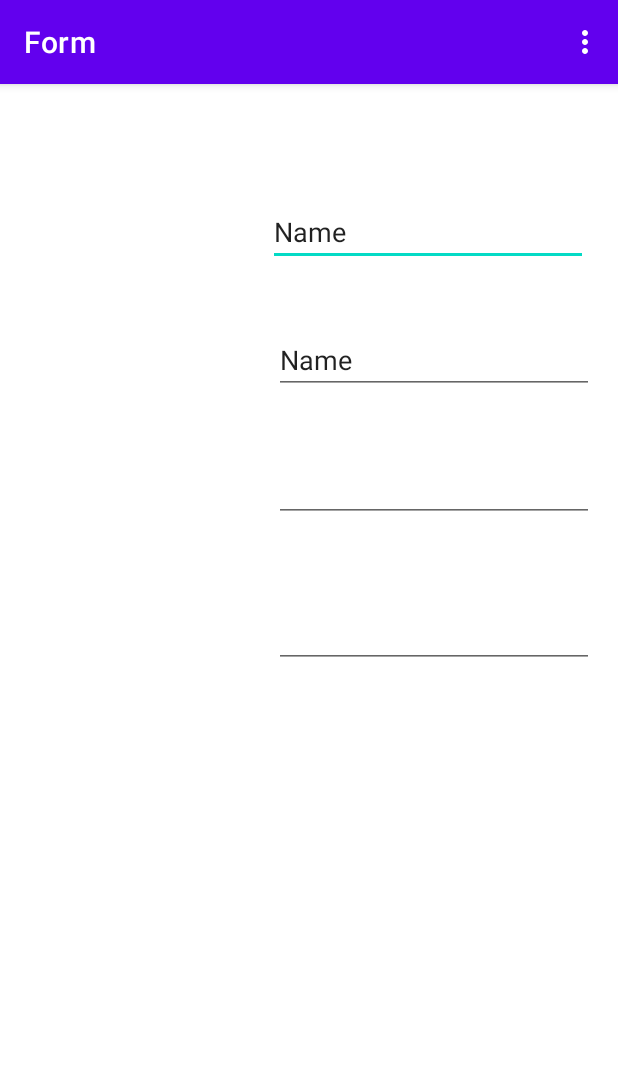
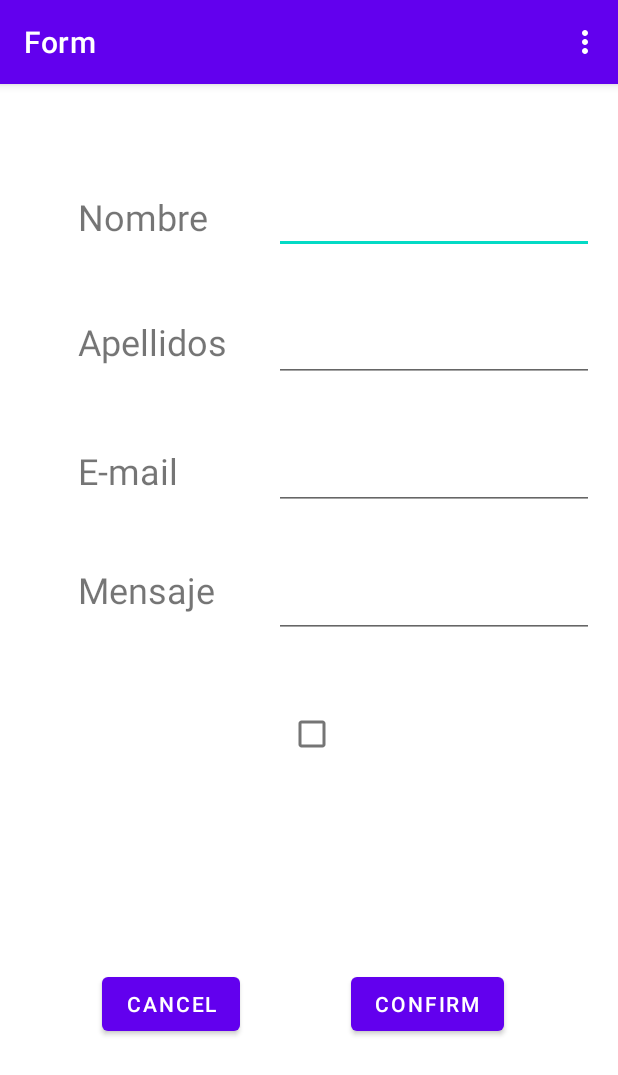
Before and after one commit to Dreufter/MobileApps, an Android app: the screen it shows after launch (MainActivity), on a phone screen of 412 x 824 dp. Shown: the top 1075 px of the screen. Run offline under Robolectric (Android 15) with nearby library versions, the phone set to English and light mode, and no system bars.

Commit message:
#update Mail class created

```diff
--- a/FormApp/app/src/main/java/com/example/form/MainActivity.java
+++ b/FormApp/app/src/main/java/com/example/form/MainActivity.java
@@ -6,9 +6,10 @@ import android.os.Bundle;
 import android.view.Menu;
 import android.view.MenuInflater;
 import android.view.MenuItem;
+import android.view.View;
 import android.widget.Toast;
 
-public class MainActivity extends AppCompatActivity {
+public class MainActivity extends AppCompatActivity implements View.OnClickListener{
 
     @Override
     protected void onCreate(Bundle savedInstanceState) throws NullPointerException {
@@ -33,4 +34,15 @@ public class MainActivity extends AppCompatActivity {
         }
     }
 
+    public void onClick(View v){
+        switch (v.getId()){
+            case R.id.cancelBtn:
+
+                break;
+            case R.id.confirmBtn:
+
+                break;
+        }
+    }
+
 }
--- a/FormApp/app/src/main/res/layout/activity_main.xml
+++ b/FormApp/app/src/main/res/layout/activity_main.xml
@@ -7,31 +7,29 @@
     tools:context=".MainActivity">
 
     <EditText
-        android:id="@+id/editTextTextPersonName"
+        android:id="@+id/nameField"
         android:layout_width="wrap_content"
         android:layout_height="wrap_content"
-        android:layout_marginTop="76dp"
-        android:layout_marginEnd="20dp"
+        android:layout_marginTop="68dp"
+        android:layout_marginEnd="16dp"
         android:ems="10"
         android:inputType="textPersonName"
-        android:text="Name"
         app:layout_constraintEnd_toEndOf="parent"
         app:layout_constraintTop_toTopOf="parent" />
 
     <EditText
-        android:id="@+id/editTextTextPersonName2"
+        android:id="@+id/surnameField"
         android:layout_width="wrap_content"
         android:layout_height="wrap_content"
         android:layout_marginTop="40dp"
         android:layout_marginEnd="16dp"
         android:ems="10"
         android:inputType="textPersonName"
-        android:text="Name"
         app:layout_constraintEnd_toEndOf="parent"
-        app:layout_constraintTop_toBottomOf="@+id/editTextTextPersonName" />
+        app:layout_constraintTop_toBottomOf="@+id/nameField" />
 
     <EditText
-        android:id="@+id/editTextTextEmailAddress"
+        android:id="@+id/mailField"
         android:layout_width="wrap_content"
         android:layout_height="wrap_content"
         android:layout_marginTop="40dp"
@@ -39,17 +37,90 @@
         android:ems="10"
         android:inputType="textEmailAddress"
         app:layout_constraintEnd_toEndOf="parent"
-        app:layout_constraintTop_toBottomOf="@+id/editTextTextPersonName2" />
+        app:layout_constraintTop_toBottomOf="@+id/surnameField" />
 
     <EditText
-        android:id="@+id/editTextTextMultiLine"
+        android:id="@+id/messageField"
         android:layout_width="wrap_content"
         android:layout_height="wrap_content"
-        android:layout_marginTop="52dp"
+        android:layout_marginTop="40dp"
         android:layout_marginEnd="16dp"
         android:ems="10"
         android:gravity="start|top"
         android:inputType="textMultiLine"
         app:layout_constraintEnd_toEndOf="parent"
-        app:layout_constraintTop_toBottomOf="@+id/editTextTextEmailAddress" />
+        app:layout_constraintTop_toBottomOf="@+id/mailField" />
+
+    <CheckBox
+        android:id="@+id/checkBox"
+        android:layout_width="wrap_content"
+        android:layout_height="wrap_content"
+        android:layout_marginTop="40dp"
+        android:layout_marginEnd="180dp"
+        app:layout_constraintEnd_toEndOf="parent"
+        app:layout_constraintTop_toBottomOf="@+id/messageField" />
+
+    <Button
+        android:id="@+id/cancelBtn"
+        android:layout_width="wrap_content"
+        android:layout_height="wrap_content"
+        android:layout_marginStart="68dp"
+        android:layout_marginTop="132dp"
+        android:text="Cancel"
+        app:layout_constraintStart_toStartOf="parent"
+        app:layout_constraintTop_toBottomOf="@+id/checkBox" />
+
+    <Button
+        android:id="@+id/confirmBtn"
+        android:layout_width="wrap_content"
+        android:layout_height="wrap_content"
+        android:layout_marginTop="132dp"
+        android:layout_marginEnd="76dp"
+        android:text="Confirm"
+        app:layout_constraintEnd_toEndOf="parent"
+        app:layout_constraintTop_toBottomOf="@+id/checkBox" />
+
+    <TextView
+        android:id="@+id/tv1"
+        android:layout_width="102dp"
+        android:layout_height="39dp"
+        android:layout_marginStart="52dp"
+        android:layout_marginTop="72dp"
+        android:text="Nombre"
+        android:textSize="24sp"
+        app:layout_constraintStart_toStartOf="parent"
+        app:layout_constraintTop_toTopOf="parent" />
+
+    <TextView
+        android:id="@+id/tv2"
+        android:layout_width="117dp"
+        android:layout_height="46dp"
+        android:layout_marginStart="52dp"
+        android:layout_marginTop="44dp"
+        android:text="Apellidos"
+        android:textSize="24sp"
+        app:layout_constraintStart_toStartOf="parent"
+        app:layout_constraintTop_toBottomOf="@+id/tv1" />
+
+    <TextView
+        android:id="@+id/tv3"
+        android:layout_width="111dp"
+        android:layout_height="43dp"
+        android:layout_marginStart="52dp"
+        android:layout_marginTop="40dp"
+        android:text="E-mail"
+        android:textSize="24sp"
+        app:layout_constraintStart_toStartOf="parent"
+        app:layout_constraintTop_toBottomOf="@+id/tv2" />
+
+    <TextView
+        android:id="@+id/tv4"
+        android:layout_width="108dp"
+        android:layout_height="38dp"
+        android:layout_marginStart="52dp"
+        android:layout_marginTop="36dp"
+        android:text="Mensaje"
+        android:textSize="24sp"
+        app:layout_constraintStart_toStartOf="parent"
+        app:layout_constraintTop_toBottomOf="@+id/tv3" />
 </androidx.constraintlayout.widget.ConstraintLayout>
```
Also changed, not shown: FormApp/app/src/main/java/com/example/form/Mail.java (added, +68 -0 lines).
